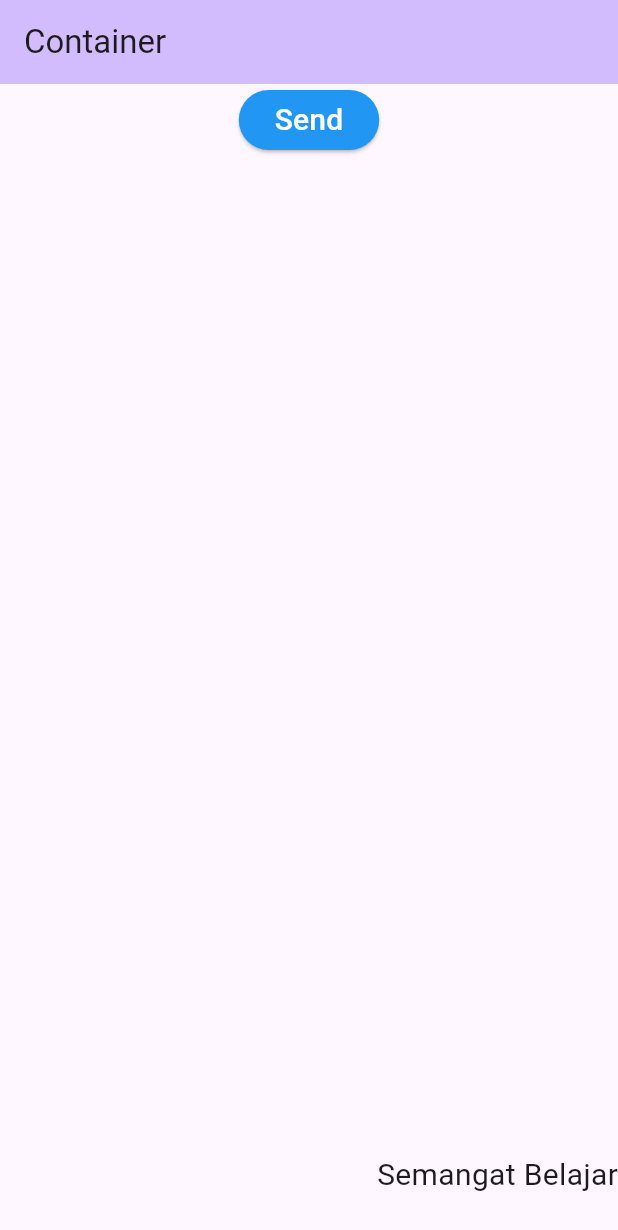
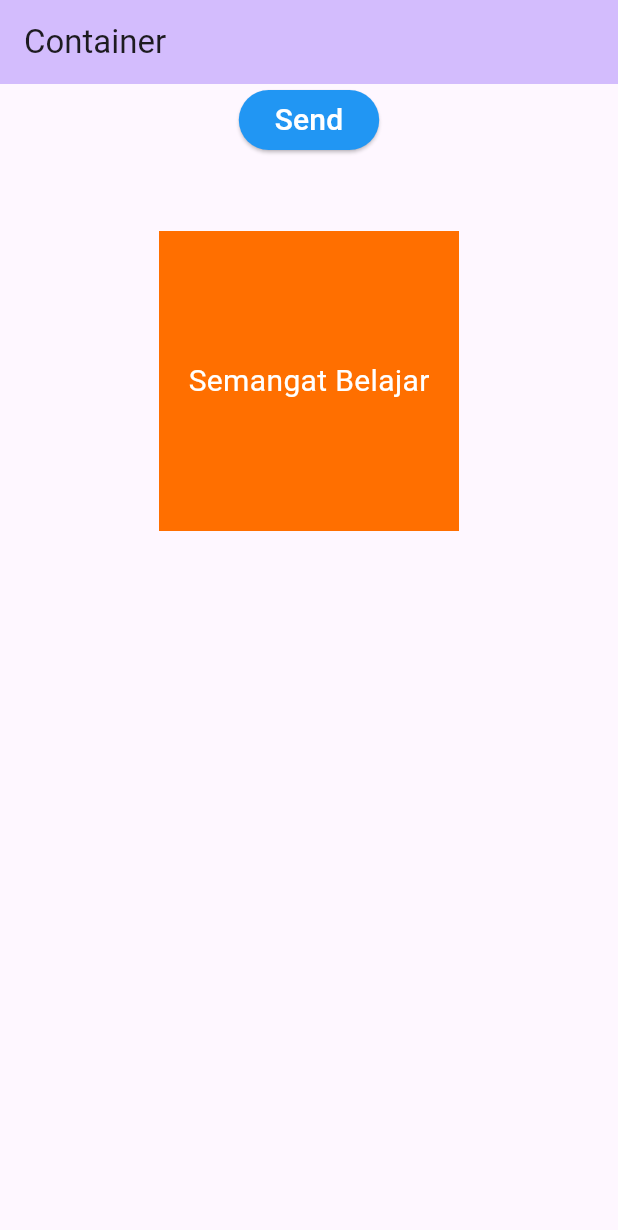
Before and after one commit to bidingurusmk/belajar_flutter_xir3, a Flutter app: the screen it shows after launch, on a phone screen of 412 x 824 dp. Shown: the top 1230 px of the screen. Run offline on Flutter 3.47's test engine with Material 2 defaults, Android fonts, the phone set to English and light mode, and no system bars; network calls fail.

Commit message:
container

```diff
--- a/lib/container.dart
+++ b/lib/container.dart
@@ -28,14 +28,25 @@ class ContainerWidget extends StatelessWidget {
             ),
           ),
           Container(
-              height: MediaQuery.of(context).size.height - 130,
-              alignment: Alignment.bottomRight,
-              child: Text(
-                'Semangat Belajar',
-                style: TextStyle(
-                  fontSize: 20,
-                ),
-              )),
+            margin: EdgeInsets.all(50),
+            height: 200,
+            width: 200,
+            alignment: Alignment.center,
+            color: Colors.amber[900],
+            child: Text(
+              "Semangat Belajar",
+              style: TextStyle(fontSize: 20, color: Colors.white),
+            ),
+          ),
+          Container(
+            decoration: BoxDecoration(
+              image: DecorationImage(
+                  image: NetworkImage(
+                    'https://pixnio.com/free-images/2017/03/07/2017-03-07-10-59-39-900x600.jpg',
+                  ),
+                  fit: BoxFit.cover),
+            ),
+          )
         ],
       ),
     );
```
